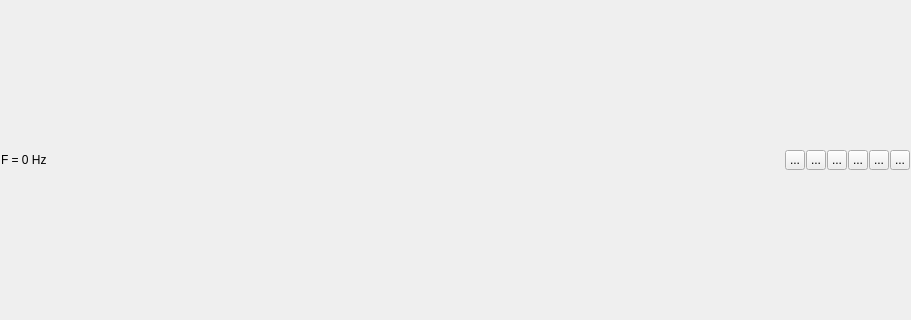
The window that data/graphics/mainwindow.ui (TUDelft-CNS-ATM/bluesky) describes before a commit, drawn with Qt 5; both pictures show x 0 to 911 and y 97 to 417 of the 911 by 635 pixel window.
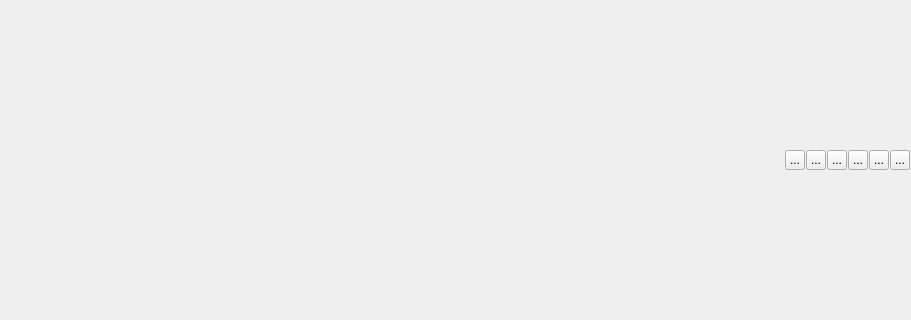
The same window after the commit. Custom widgets are drawn as their Qt base class.

What changed in the file:
```diff
--- a/data/graphics/mainwindow.ui
+++ b/data/graphics/mainwindow.ui
@@ -53,7 +53,7 @@
          <enum>Qt::LeftToRight</enum>
         </property>
         <property name="text">
-         <string>F = 0 Hz</string>
+         <string></string>
         </property>
        </widget>
       </item>
```
